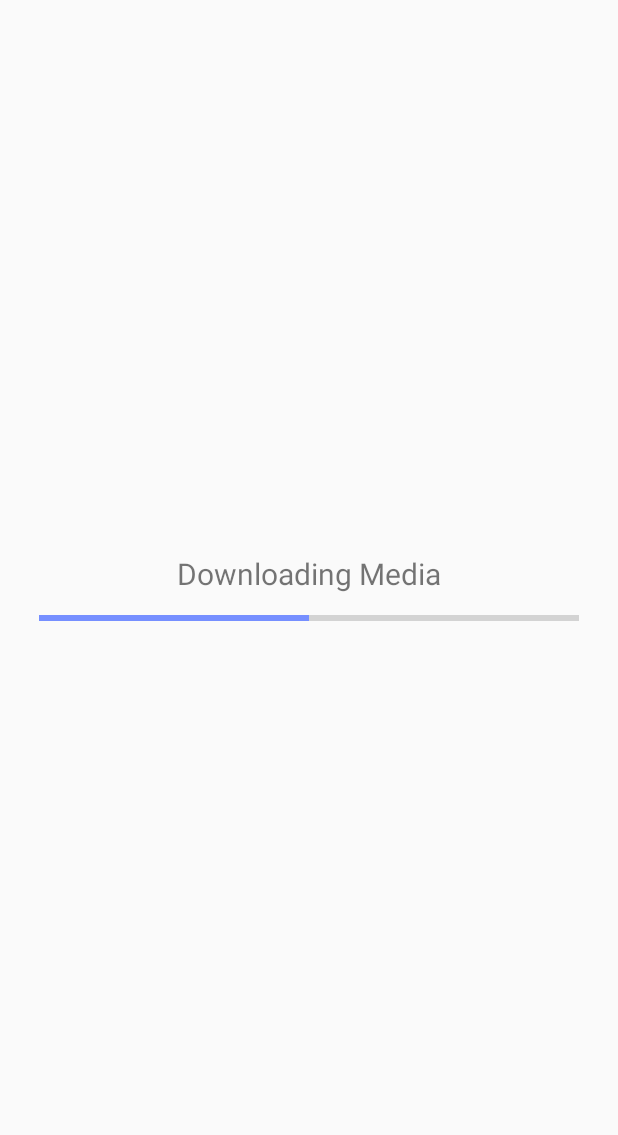
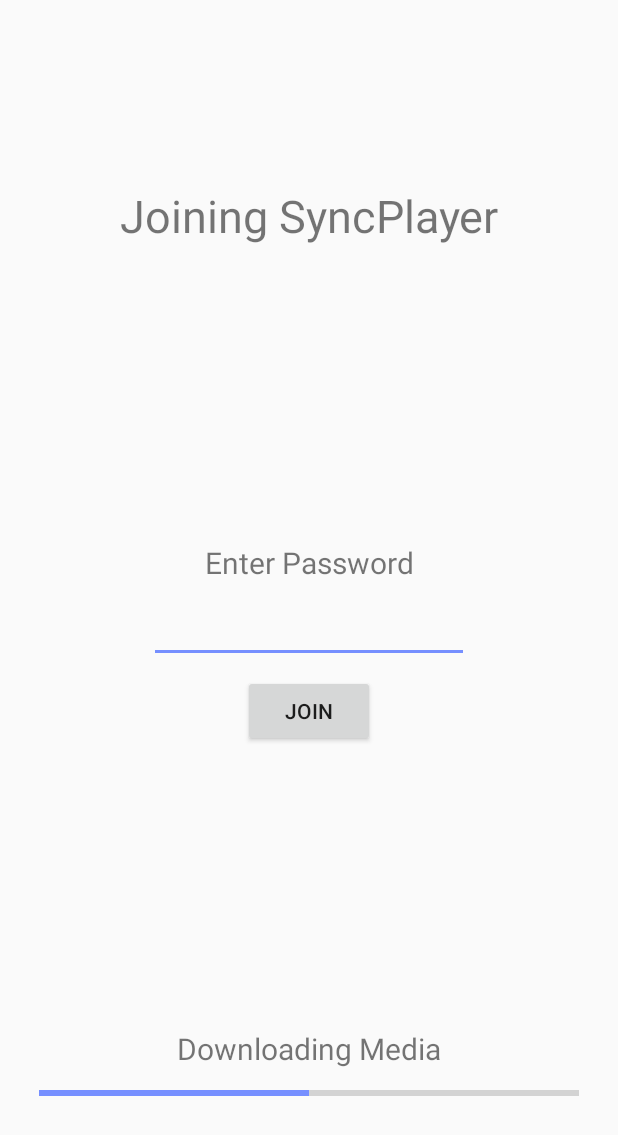
Before and after one commit to AxonDragonScale/SyncPlayer, an Android app: the layout activity_download.xml on its own in the app's theme, with its tools: preview values and no code run, on a phone screen of 412 x 824 dp. Shown: the top 1135 px of the screen. Run offline under Robolectric (Android 15) with nearby library versions, the phone set to English and light mode, and no system bars.

Commit message:
Added Password entry to DownloadActivity.
DownloadAcitvity asks for password before downloading.
TODO: Add password to HostActivity.

```diff
--- a/app/src/main/java/com/sdpd/syncplayer/HostActivity.java
+++ b/app/src/main/java/com/sdpd/syncplayer/HostActivity.java
@@ -14,6 +14,7 @@
 public class HostActivity extends AppCompatActivity {
 
     Button btnPickMedia;
+
     Button btnOpenPlayer;
 
     String lastSelectedMediaPath;
--- a/app/src/main/res/layout/activity_download.xml
+++ b/app/src/main/res/layout/activity_download.xml
@@ -19,10 +19,11 @@
         app:layout_constraintBottom_toBottomOf="parent"
         app:layout_constraintEnd_toEndOf="parent"
         app:layout_constraintStart_toStartOf="parent"
-        app:layout_constraintTop_toTopOf="parent" />
+        app:layout_constraintTop_toTopOf="parent"
+        app:layout_constraintVertical_bias="0.9" />
 
     <TextView
-        android:id="@+id/tv_downloading"
+        android:id="@+id/tv_downloadingMediaText"
         android:layout_width="wrap_content"
         android:layout_height="wrap_content"
         android:layout_marginStart="8dp"
@@ -53,5 +54,68 @@
         app:layout_constraintTop_toBottomOf="@+id/pb_downloadProgess"
         app:layout_constraintVertical_bias="0.0" />
 
+    <EditText
+        android:id="@+id/et_password"
+        android:layout_width="wrap_content"
+        android:layout_height="wrap_content"
+        android:layout_marginStart="8dp"
+        android:layout_marginTop="8dp"
+        android:layout_marginEnd="8dp"
+        android:layout_marginBottom="8dp"
+        android:ems="10"
+        android:inputType="textPassword"
+        app:layout_constraintBottom_toBottomOf="parent"
+        app:layout_constraintEnd_toEndOf="parent"
+        app:layout_constraintStart_toStartOf="parent"
+        app:layout_constraintTop_toTopOf="parent"
+        app:layout_constraintVertical_bias="0.51" />
+
+    <TextView
+        android:id="@+id/tv_enterPassword"
+        android:layout_width="wrap_content"
+        android:layout_height="wrap_content"
+        android:layout_marginStart="8dp"
+        android:layout_marginTop="8dp"
+        android:layout_marginEnd="8dp"
+        android:layout_marginBottom="8dp"
+        android:text="Enter Password"
+        android:textSize="20sp"
+        app:layout_constraintBottom_toTopOf="@+id/et_password"
+        app:layout_constraintEnd_toEndOf="parent"
+        app:layout_constraintStart_toStartOf="parent"
+        app:layout_constraintTop_toTopOf="parent"
+        app:layout_constraintVertical_bias="1.0" />
+
+    <Button
+        android:id="@+id/btn_join"
+        android:layout_width="wrap_content"
+        android:layout_height="wrap_content"
+        android:layout_marginStart="8dp"
+        android:layout_marginTop="8dp"
+        android:layout_marginEnd="8dp"
+        android:layout_marginBottom="8dp"
+        android:text="Join"
+        app:layout_constraintBottom_toBottomOf="parent"
+        app:layout_constraintEnd_toEndOf="parent"
+        app:layout_constraintStart_toStartOf="parent"
+        app:layout_constraintTop_toBottomOf="@+id/et_password"
+        app:layout_constraintVertical_bias="0.0" />
+
+    <TextView
+        android:id="@+id/tv_joiningHost"
+        android:layout_width="wrap_content"
+        android:layout_height="wrap_content"
+        android:layout_marginStart="8dp"
+        android:layout_marginTop="8dp"
+        android:layout_marginEnd="8dp"
+        android:layout_marginBottom="8dp"
+        android:text="Joining SyncPlayer"
+        android:textSize="30sp"
+        app:layout_constraintBottom_toBottomOf="parent"
+        app:layout_constraintEnd_toEndOf="parent"
+        app:layout_constraintStart_toStartOf="parent"
+        app:layout_constraintTop_toTopOf="parent"
+        app:layout_constraintVertical_bias="0.14999998" />
+
 
 </android.support.constraint.ConstraintLayout>
```
Also changed, not shown: app/src/main/java/com/sdpd/syncplayer/DownloadActivity.java (+45 -6 lines).
